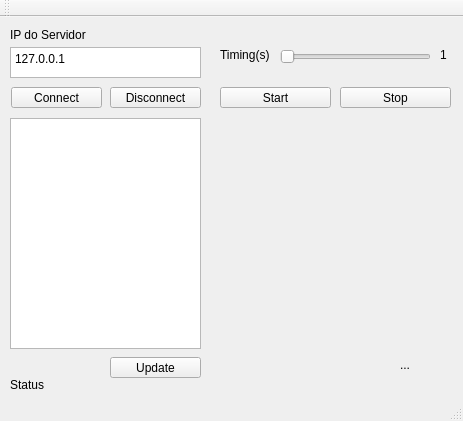
The window that QtTcpClientConsumer/mainwindow.ui (julianessantos/QtSupervisory) describes before a commit, drawn with Qt 5.
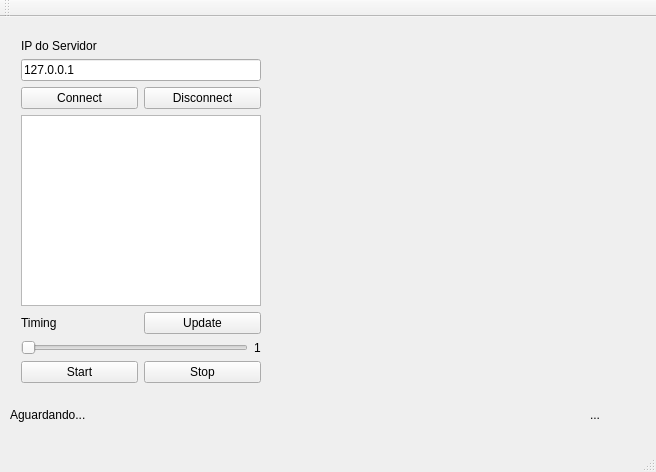
The same window after the commit. Custom widgets are drawn as their Qt base class.

Patch:
```diff
--- a/QtTcpClientConsumer/mainwindow.ui
+++ b/QtTcpClientConsumer/mainwindow.ui
@@ -6,179 +6,143 @@
    <rect>
     <x>0</x>
     <y>0</y>
-    <width>463</width>
-    <height>421</height>
+    <width>656</width>
+    <height>472</height>
    </rect>
   </property>
   <property name="windowTitle">
    <string>MainWindow</string>
   </property>
   <widget class="QWidget" name="centralWidget">
-   <widget class="QPushButton" name="conectado">
-    <property name="geometry">
-     <rect>
-      <x>11</x>
-      <y>70</y>
-      <width>91</width>
-      <height>21</height>
-     </rect>
-    </property>
-    <property name="text">
-     <string>Connect</string>
-    </property>
-   </widget>
-   <widget class="QPushButton" name="desconectado">
-    <property name="geometry">
-     <rect>
-      <x>110</x>
-      <y>70</y>
-      <width>91</width>
-      <height>21</height>
-     </rect>
-    </property>
-    <property name="text">
-     <string>Disconnect</string>
-    </property>
-   </widget>
-   <widget class="QLabel" name="label">
+   <widget class="QWidget" name="layoutWidget">
     <property name="geometry">
      <rect>
       <x>10</x>
+      <y>11</y>
+      <width>262</width>
+      <height>366</height>
+     </rect>
+    </property>
+    <layout class="QGridLayout" name="gridLayout_5">
+     <item row="0" column="0" colspan="2">
+      <layout class="QGridLayout" name="gridLayout_4">
+       <item row="0" column="0">
+        <layout class="QGridLayout" name="gridLayout_2">
+         <item row="2" column="0">
+          <widget class="QLabel" name="label_3">
+           <property name="text">
+            <string>Timing</string>
+           </property>
+          </widget>
+         </item>
+         <item row="2" column="1">
+          <widget class="QPushButton" name="update">
+           <property name="text">
+            <string>Update</string>
+           </property>
+          </widget>
+         </item>
+         <item row="0" column="0" colspan="2">
+          <layout class="QGridLayout" name="gridLayout">
+           <item row="0" column="0">
+            <widget class="QLabel" name="label">
+             <property name="text">
+              <string>IP do Servidor</string>
+             </property>
+            </widget>
+           </item>
+           <item row="1" column="0" colspan="2">
+            <widget class="QLineEdit" name="endIp">
+             <property name="text">
+              <string>127.0.0.1</string>
+             </property>
+            </widget>
+           </item>
+           <item row="2" column="0">
+            <widget class="QPushButton" name="conectado">
+             <property name="text">
+              <string>Connect</string>
+             </property>
+            </widget>
+           </item>
+           <item row="2" column="1">
+            <widget class="QPushButton" name="desconectado">
+             <property name="text">
+              <string>Disconnect</string>
+             </property>
+            </widget>
+           </item>
+          </layout>
+         </item>
+         <item row="1" column="0" colspan="2">
+          <widget class="QTextBrowser" name="listaIPs"/>
+         </item>
+        </layout>
+       </item>
+       <item row="1" column="0">
+        <layout class="QGridLayout" name="gridLayout_3">
+         <item row="0" column="0">
+          <widget class="QSlider" name="barraTimer">
+           <property name="orientation">
+            <enum>Qt::Horizontal</enum>
+           </property>
+          </widget>
+         </item>
+         <item row="0" column="1">
+          <widget class="QLabel" name="labelTimer">
+           <property name="text">
+            <string>1</string>
+           </property>
+          </widget>
+         </item>
+        </layout>
+       </item>
+      </layout>
+     </item>
+     <item row="1" column="0">
+      <widget class="QPushButton" name="start">
+       <property name="text">
+        <string>Start</string>
+       </property>
+      </widget>
+     </item>
+     <item row="1" column="1">
+      <widget class="QPushButton" name="stop">
+       <property name="text">
+        <string>Stop</string>
+       </property>
+      </widget>
+     </item>
+    </layout>
+   </widget>
+   <widget class="Plotter" name="widget" native="true">
+    <property name="geometry">
+     <rect>
+      <x>280</x>
       <y>10</y>
-      <width>91</width>
-      <height>16</height>
+      <width>361</width>
+      <height>371</height>
      </rect>
     </property>
-    <property name="text">
-     <string>IP do Servidor</string>
-    </property>
    </widget>
    <widget class="QLabel" name="label_2">
     <property name="geometry">
      <rect>
       <x>10</x>
-      <y>360</y>
-      <width>181</width>
-      <height>16</height>
-     </rect>
-    </property>
-    <property name="text">
-     <string>Status</string>
-    </property>
-   </widget>
-   <widget class="QPushButton" name="conectado_2">
-    <property name="geometry">
-     <rect>
-      <x>110</x>
-      <y>340</y>
+      <y>390</y>
       <width>91</width>
-      <height>21</height>
-     </rect>
-    </property>
-    <property name="text">
-     <string>Update</string>
-    </property>
-   </widget>
-   <widget class="QTextEdit" name="textEdit">
-    <property name="geometry">
-     <rect>
-      <x>10</x>
-      <y>30</y>
-      <width>191</width>
-      <height>31</height>
-     </rect>
-    </property>
-    <property name="html">
-     <string>&lt;!DOCTYPE HTML PUBLIC &quot;-//W3C//DTD HTML 4.0//EN&quot; &quot;http://www.w3.org/TR/REC-html40/strict.dtd&quot;&gt;
-&lt;html&gt;&lt;head&gt;&lt;meta name=&quot;qrichtext&quot; content=&quot;1&quot; /&gt;&lt;meta charset=&quot;utf-8&quot; /&gt;&lt;style type=&quot;text/css&quot;&gt;
-p, li { white-space: pre-wrap; }
-hr { height: 1px; border-width: 0; }
-li.unchecked::marker { content: &quot;\2610&quot;; }
-li.checked::marker { content: &quot;\2612&quot;; }
-&lt;/style&gt;&lt;/head&gt;&lt;body style=&quot; font-family:'Segoe UI'; font-size:9pt; font-weight:400; font-style:normal;&quot;&gt;
-&lt;p style=&quot; margin-top:0px; margin-bottom:0px; margin-left:0px; margin-right:0px; -qt-block-indent:0; text-indent:0px;&quot;&gt;127.0.0.1&lt;/p&gt;&lt;/body&gt;&lt;/html&gt;</string>
-    </property>
-   </widget>
-   <widget class="QTextBrowser" name="textBrowser">
-    <property name="geometry">
-     <rect>
-      <x>10</x>
-      <y>101</y>
-      <width>191</width>
-      <height>231</height>
-     </rect>
-    </property>
-   </widget>
-   <widget class="QSlider" name="barraTempo">
-    <property name="geometry">
-     <rect>
-      <x>280</x>
-      <y>30</y>
-      <width>151</width>
-      <height>20</height>
-     </rect>
-    </property>
-    <property name="minimum">
-     <number>1</number>
-    </property>
-    <property name="orientation">
-     <enum>Qt::Horizontal</enum>
-    </property>
-   </widget>
-   <widget class="QLabel" name="label_3">
-    <property name="geometry">
-     <rect>
-      <x>220</x>
-      <y>30</y>
-      <width>61</width>
       <height>16</height>
      </rect>
     </property>
     <property name="text">
-     <string>Timing(s)</string>
-    </property>
-   </widget>
-   <widget class="QPushButton" name="start">
-    <property name="geometry">
-     <rect>
-      <x>220</x>
-      <y>70</y>
-      <width>111</width>
-      <height>21</height>
-     </rect>
-    </property>
-    <property name="text">
-     <string>Start</string>
-    </property>
-   </widget>
-   <widget class="QPushButton" name="Stop">
-    <property name="geometry">
-     <rect>
-      <x>340</x>
-      <y>70</y>
-      <width>111</width>
-      <height>21</height>
-     </rect>
-    </property>
-    <property name="text">
-     <string>Stop</string>
-    </property>
-   </widget>
-   <widget class="Plotter" name="widget" native="true">
-    <property name="geometry">
-     <rect>
-      <x>220</x>
-      <y>100</y>
-      <width>231</width>
-      <height>231</height>
-     </rect>
+     <string>Aguardando...</string>
     </property>
    </widget>
    <widget class="QLabel" name="label_4">
     <property name="geometry">
      <rect>
-      <x>400</x>
-      <y>340</y>
+      <x>590</x>
+      <y>390</y>
       <width>49</width>
       <height>16</height>
      </rect>
@@ -187,19 +151,6 @@
      <string>...</string>
     </property>
    </widget>
-   <widget class="QLabel" name="labelTemp">
-    <property name="geometry">
-     <rect>
-      <x>440</x>
-      <y>30</y>
-      <width>21</width>
-      <height>16</height>
-     </rect>
-    </property>
-    <property name="text">
-     <string>1</string>
-    </property>
-   </widget>
   </widget>
   <widget class="QMenuBar" name="menuBar">
    <property name="geometry">
```
Left out of the diff: 42 changed lines with no effect on the pictures.
